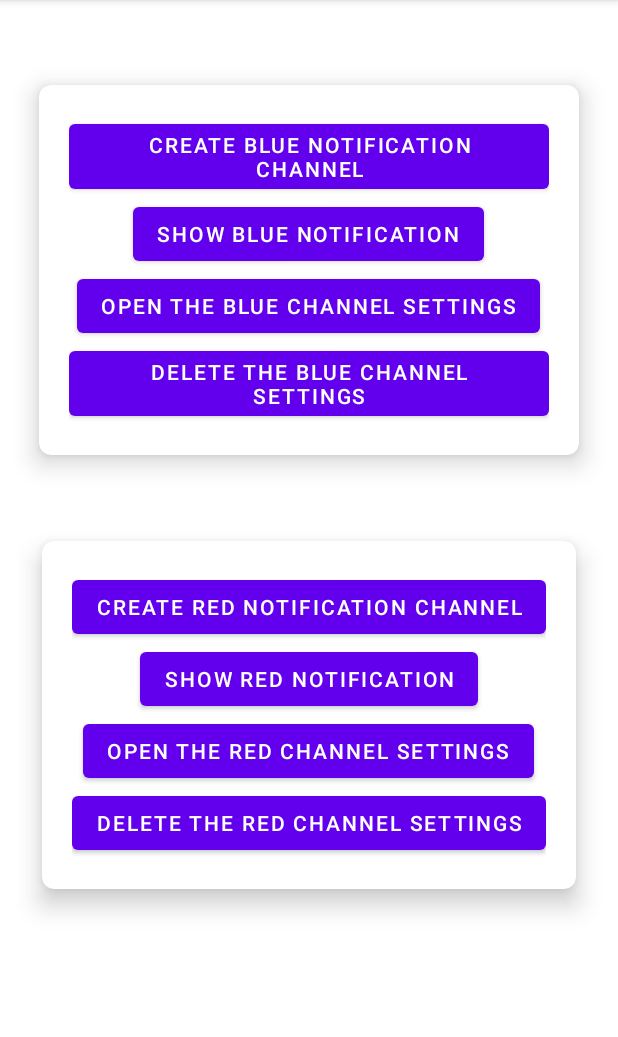
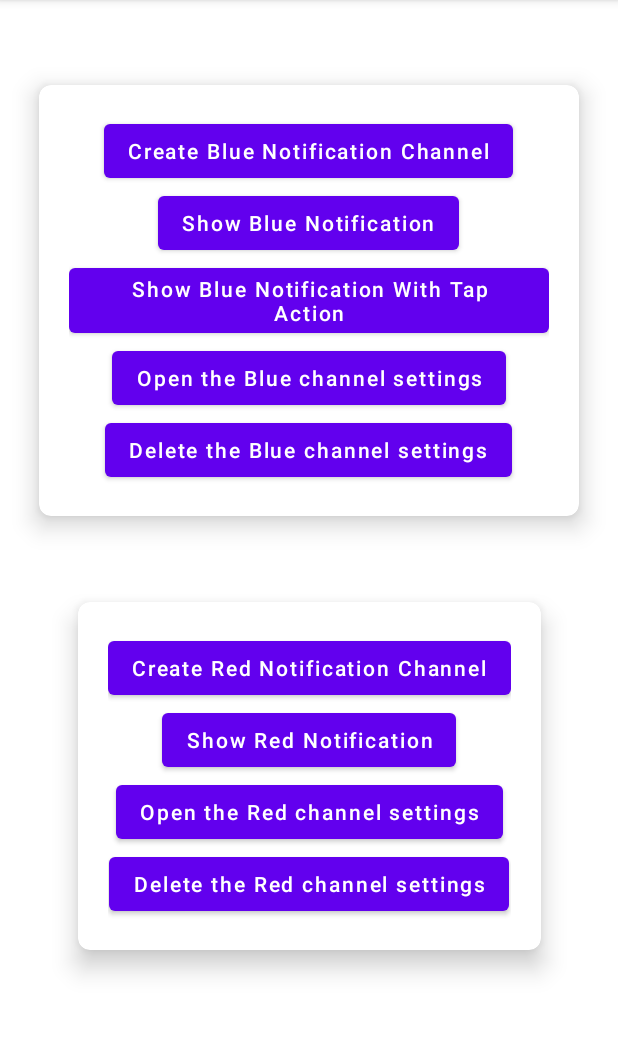
Before and after one commit to roymithun/PocBoxAndroid, an Android app: the NotificationFragment screen opened through its navigation route, on a phone screen of 412 x 824 dp, the part 84-1121 px from its top. Run offline under Robolectric (Android 15) with nearby library versions, the phone set to English and light mode, and no system bars.

Commit message:
more on notifications

```diff
--- a/app/src/main/res/layout/fragment_notification.xml
+++ b/app/src/main/res/layout/fragment_notification.xml
@@ -44,6 +44,12 @@
                 android:layout_width="wrap_content"
                 android:layout_height="wrap_content"
                 android:text="Show Blue Notification" />
+
+            <Button
+                android:id="@+id/btn_show_blue_notification_with_tap"
+                android:layout_width="wrap_content"
+                android:layout_height="wrap_content"
+                android:text="Show Blue Notification With Tap Action" />
 
             <Button
                 android:id="@+id/btn_open_blue_notification_channel_settings"
--- a/app/src/main/res/values/themes.xml
+++ b/app/src/main/res/values/themes.xml
@@ -12,5 +12,6 @@
         <!-- Status bar color. -->
         <item name="android:statusBarColor" tools:targetApi="l">?attr/colorPrimaryVariant</item>
         <!-- Customize your theme here. -->
+        <item name="textAllCaps">false</item>
     </style>
 </resources>
```
Also changed, not shown: app/src/main/java/com/inhouse/pocboxandroid/topics/notifications/NotificationFragment.kt (+27 -2 lines), app/src/main/res/drawable/poc_icon.png (renamed from app/src/main/res/drawable/poc.png).
